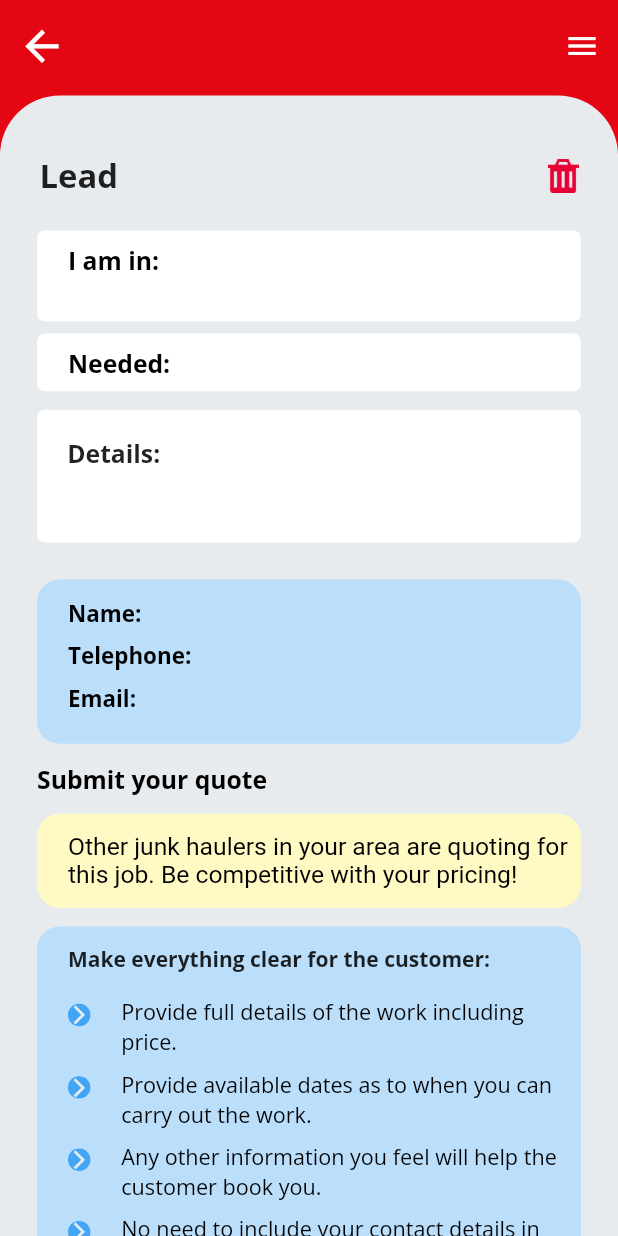
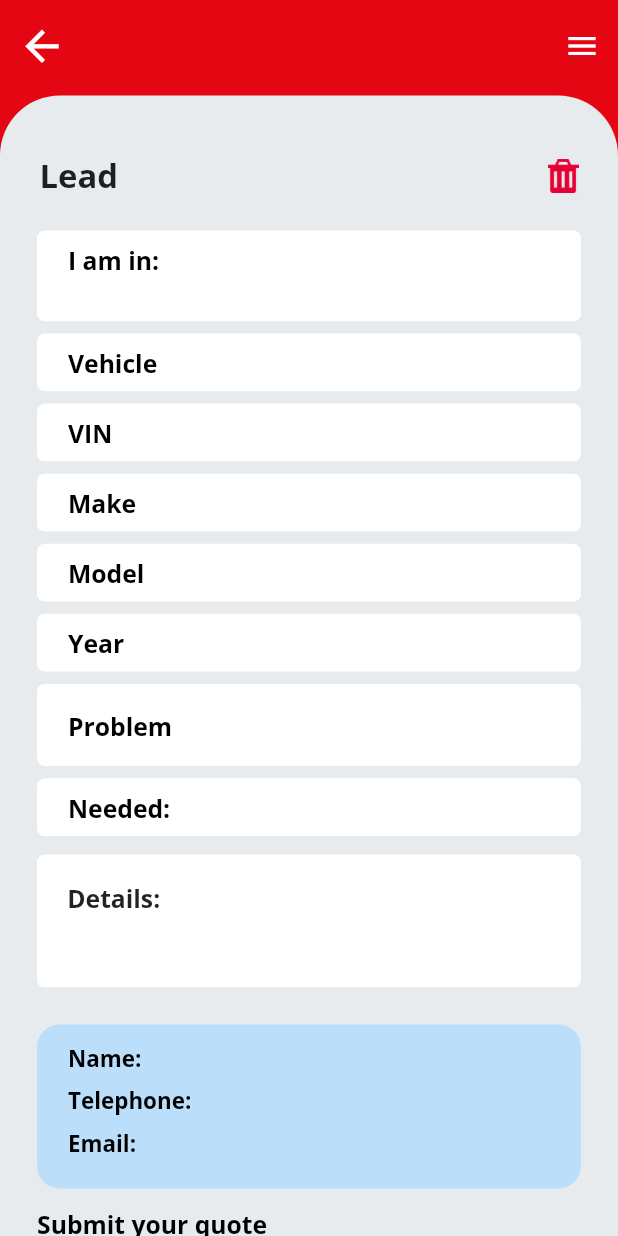
Before and after one commit to Splokhande/autolocksmith_rated, a Flutter app: the LeadsDetails widget shown alone on an empty page, opened directly with empty values, on a phone screen of 412 x 824 dp. Run offline on Flutter 3.47's test engine with Material 2 defaults, Android fonts, the phone set to English and light mode, and no system bars; our stand-ins replace badges, cached_network_image, connectivity, device_info_plus, dio, firebase_core and 8 more; missing offline and left inert: custom_progress_dialog, flutter_app_badger; accounts and stored records are empty.

Commit message:
App updated

```diff
--- a/lib/Home/leads.dart
+++ b/lib/Home/leads.dart
@@ -83,7 +83,7 @@ class _MyLeadsState extends State<MyLeads> {
                       newLeads[i].mapLocation.toLowerCase() +
                       newLeads[i].zipcode.toLowerCase() +
                       newLeads[i].email +
-                      ("jg" + newLeads[i].quoteRequestId.toString()))
+                      ("AL" + newLeads[i].quoteRequestId.toString()))
                   .replaceAll(" ", "")
                   .contains(value.toString().toLowerCase())) {
                 if (!lead1.contains(newLeads[i])) {
@@ -121,7 +121,7 @@ class _MyLeadsState extends State<MyLeads> {
                       submittedLeads[i].mapLocation.toLowerCase() +
                       submittedLeads[i].zipcode.toLowerCase() +
                       submittedLeads[i].email +
-                      ("jg" + submittedLeads[i].quoteRequestId.toString()))
+                      ("AL" + submittedLeads[i].quoteRequestId.toString()))
                   .replaceAll(" ", "")
                   .contains(value.toString().toLowerCase())) {
                 if (!lead2.contains(submittedLeads[i])) {
@@ -244,7 +244,7 @@ class _MyLeadsState extends State<MyLeads> {
                                               builder: (context) =>
                                                   LeadsDetails(
                                                     header:
-                                                        "${newLeads[i].createdDate} | JG${newLeads[i].quoteRequestId}",
+                                                        "${newLeads[i].createdDate} | AL${newLeads[i].quoteRequestId}",
                                                     leads: leads,
                                                     help: list,
                                                     id: newLeads[i]
@@ -305,7 +305,7 @@ class _MyLeadsState extends State<MyLeads> {
                                               builder: (context) =>
                                                   LeadsDetails(
                                                     header:
-                                                        "${submittedLeads[i].createdDate} | JG${submittedLeads[i].quoteRequestId}",
+                                                        "${submittedLeads[i].createdDate} | AL${submittedLeads[i].quoteRequestId}",
                                                     leads: leads,
                                                     help: list,
                                                     id: submittedLeads[i]
@@ -549,6 +549,123 @@ class _LeadsDetailsState extends State<LeadsDetails> {
                       // ),
                       SizedBox(height: 0.01.sh),
                       WhiteRowTextWidget(
+                        text: "Vehicle",
+                        fontWeight: FontWeight.bold,
+                        fontSize: titleSize,
+                        text2: widget.leads.quote.vehicleMotor,
+                        fontSize2: 15.sp,
+                      ),
+                      SizedBox(height: 0.01.sh),
+                      WhiteRowTextWidget(
+                        text:
+                            // widget.leads.quote.vehicleVin == "United States"
+                            //     ?
+                            "VIN"
+                        // : "Reg"
+                        ,
+                        fontWeight: FontWeight.bold,
+                        fontSize: titleSize,
+                        text2: widget.leads.quote.vehicleVin,
+                        fontSize2: 15.sp,
+                      ),
+                      SizedBox(height: 0.01.sh),
+                      WhiteRowTextWidget(
+                        text: "Make",
+                        fontWeight: FontWeight.bold,
+                        fontSize: titleSize,
+                        text2: widget.leads.quote.vehicleMake,
+                        fontSize2: 15.sp,
+                      ),
+                      SizedBox(height: 0.01.sh),
+                      WhiteRowTextWidget(
+                        text: "Model",
+                        fontWeight: FontWeight.bold,
+                        fontSize: titleSize,
+                        text2: widget.leads.quote.vehicleModel,
+                        fontSize2: 15.sp,
+                      ),
+                      SizedBox(height: 0.01.sh),
+                      WhiteRowTextWidget(
+                        text: "Year",
+                        fontWeight: FontWeight.bold,
+                        fontSize: titleSize,
+                        text2: widget.leads.quote.vehicleYear,
+                        fontSize2: 15.sp,
+                      ),
+                      SizedBox(height: 0.01.sh),
+                      Container(
+                        decoration: BoxDecoration(
+                          color: Colors.white,
+                          borderRadius: BorderRadius.circular(5),
+                        ),
+                        child: Column(
+                          children: [
+                            SizedBox(
+                              height: 0.01.sh,
+                            ),
+                            WhiteRowTextWidget(
+                              text: "Problem",
+                              fontWeight: FontWeight.bold,
+                              fontSize: titleSize,
+                              text2: "",
+                              fontSize2: 0.035,
+                            ),
+                            Padding(
+                              padding: const EdgeInsets.only(bottom: 8.0),
+                              child: ListView.separated(
+                                  shrinkWrap: true,
+                                  physics: BouncingScrollPhysics(),
+                                  scrollDirection: Axis.vertical,
+                                  itemBuilder: (_, i) {
+                                    return Padding(
+                                      padding: EdgeInsets.only(
+                                          left: 0.05.sw,
+                                          right: 0.05.sw,
+                                          bottom: 10.h),
+                                      child: Row(
+                                        children: [
+                                          Container(
+                                              decoration: BoxDecoration(
+                                                  color: Colors.red,
+                                                  borderRadius:
+                                                      BorderRadius.circular(
+                                                          50)),
+                                              child: Padding(
+                                                padding:
+                                                    const EdgeInsets.all(4.0),
+                                                child: Icon(
+                                                  Icons.arrow_forward_ios_sharp,
+                                                  color: Colors.white,
+                                                  size: 0.025.sw,
+                                                ),
+                                              )),
+                                          SizedBox(
+                                            width: 0.025.sw,
+                                          ),
+                                          Text(
+                                            widget.help[i],
+                                            style: TextStyle(
+                                                color: Theme.of(context)
+                                                    .canvasColor,
+                                                fontSize: 15.sp),
+                                          ),
+                                        ],
+                                      ),
+                                    );
+                                  },
+                                  separatorBuilder: (_, i) {
+                                    return SizedBox(
+                                      height: 0.5.h,
+                                    );
+                                  },
+                                  itemCount: widget.help.length),
+                            ),
+                          ],
+                        ),
+                      ),
+
+                      SizedBox(height: 0.01.sh),
+                      WhiteRowTextWidget(
                         text: "Needed:",
                         fontWeight: FontWeight.bold,
                         fontSize: titleSize,
@@ -753,7 +870,8 @@ class _LeadsDetailsState extends State<LeadsDetails> {
                                   //         fontSize: 0.04.sw)),
                                   TextSpan(
                                       text:
-                                          "Other junk haulers in your area are quoting for this job. Be competitive with your pricing!",
+                                          "Other auto locksmiths in your area are quoting for this job."
+                                          " Be competitve with your pricing.",
                                       style: TextStyle(
                                           color: Theme.of(context).canvasColor,
                                           fontSize: 0.04.sw))
--- a/lib/Login/Login.dart
+++ b/lib/Login/Login.dart
@@ -133,6 +133,7 @@ class _LoginState extends State<Login> {
                       "device": Platform.isIOS ? "iPhone" : model,
                       "fcm": token
                     };
+                    debugPrint('$data');
                     loader.showLoader("Please Wait", context);
                     var body = await api.postData("login/", data);
 
--- a/lib/model/lead_info.dart
+++ b/lib/model/lead_info.dart
@@ -107,6 +107,13 @@ class Quote {
   String zipcode;
   String mapLocation;
   String latitude;
+  String vehicleMotor;
+  String vehicleVin;
+  String vehicleMake;
+  String vehicleModel;
+  String vehicleYear;
+  String vehicleHelp;
+
   String longitude;
   String token;
   String ipaddress;
@@ -137,7 +144,13 @@ class Quote {
       this.isDeleted,
       this.createdAt,
       this.updatedAt,
-      this.imageList});
+      this.imageList,
+      this.vehicleYear,
+      this.vehicleModel,
+      this.vehicleMake,
+      this.vehicleVin,
+      this.vehicleMotor,
+      this.vehicleHelp});
 
   Quote.fromJson(Map<String, dynamic> json) {
     List<Images> list = [];
@@ -164,6 +177,13 @@ class Quote {
     isDeleted = json['is_deleted'];
     createdAt = json['created_at'];
     updatedAt = json['updated_at'];
+    vehicleHelp = json['vehicle_help'];
+    vehicleMotor = json['vehicle_motor'];
+    vehicleVin = json['vehicle_vin'];
+    vehicleMake = json['vehicle_make'];
+    vehicleModel = json['vehicle_model'];
+    vehicleYear = json['vehicle_year'];
+
     imageList = list;
   }
 
@@ -336,6 +356,7 @@ class Images {
   Images({this.id, this.url});
 
   factory Images.fromJson(json) {
-    return Images(id: json["id"], url: json["url"]);
+    return Images(
+        id: json["id"], url: 'https://www.autolocksmiths.com' + json["url"]);
   }
 }
--- a/lib/widgets/widgets.dart
+++ b/lib/widgets/widgets.dart
@@ -417,7 +417,7 @@ class LeadTextFieldWidget extends StatelessWidget {
                           SizedBox(
                             height: 5,
                           ),
-                          Text("JG" + subtitle,
+                          Text("AL" + subtitle,
                               style: TextStyle(fontSize: 15.sp))
                         ],
                       ),
```
Also changed, not shown: lib/model/User.dart (+130 -0 lines), 6 other files.
